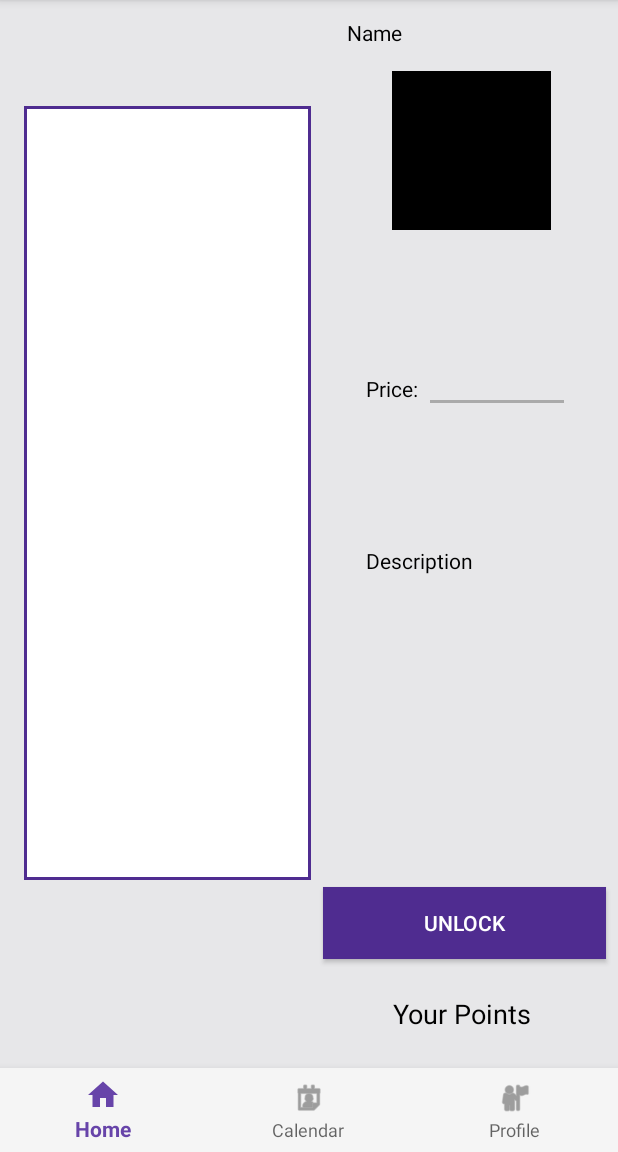
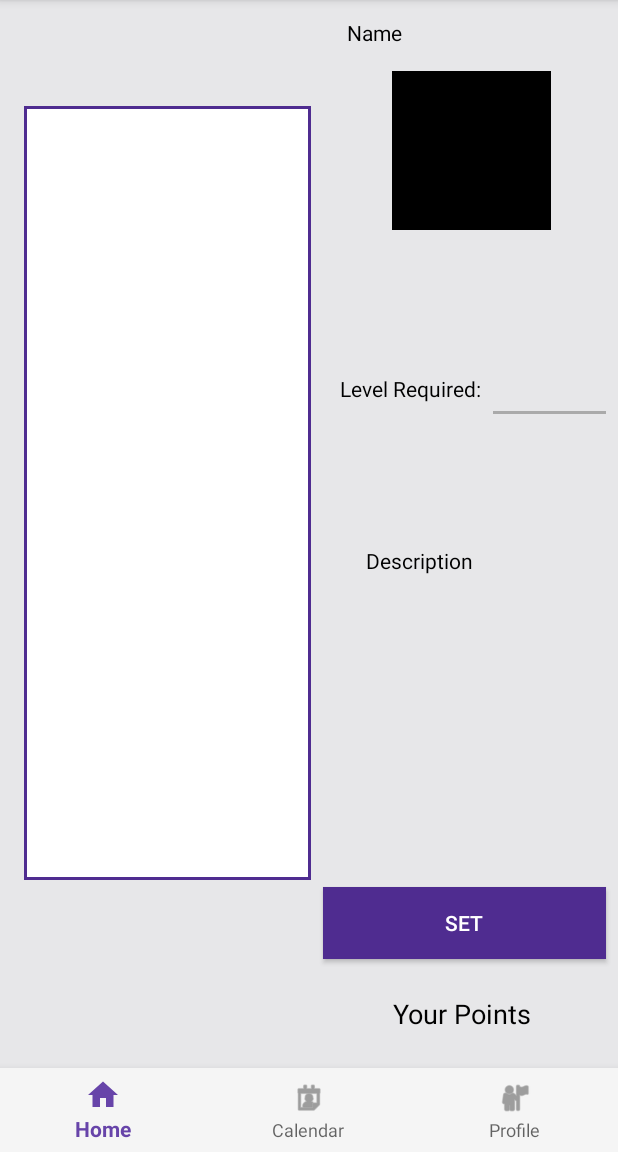
Before and after one commit to kyleguieb/TaskR, an Android app: the Rewards screen opened directly, with no data from a screen before it, on a phone screen of 412 x 824 dp, the part 84-1236 px from its top. Run offline under Robolectric (Android 15) with nearby library versions, the phone set to English and light mode, and no system bars.

Commit message:
Few changes here and there before attempting theme changes for rewards

```diff
--- a/TaskR/app/src/main/java/android/bignerdranch/taskr/Rewards.java
+++ b/TaskR/app/src/main/java/android/bignerdranch/taskr/Rewards.java
@@ -1,13 +1,46 @@
 package android.bignerdranch.taskr;
 
+import android.app.Application;
+import android.content.Intent;
+import android.support.annotation.NonNull;
+import android.support.design.widget.BottomNavigationView;
 import android.support.v7.app.AppCompatActivity;
 import android.os.Bundle;
+import android.view.MenuItem;
 
 public class Rewards extends AppCompatActivity {
+
+    private BottomNavigationView.OnNavigationItemSelectedListener mOnNavigationItemSelectedListener
+            = new BottomNavigationView.OnNavigationItemSelectedListener() {
+
+        @Override
+        public boolean onNavigationItemSelected(@NonNull MenuItem item) {
+            switch (item.getItemId()) {
+                case R.id.navigation_home:
+                    startActivity(new Intent(Rewards.this, MainActivity.class));
+                    return true;
+                case R.id.navigation_dashboard:
+                    startActivity(new Intent(Rewards.this, CalendarActivity.class));
+                    return true;
+                case R.id.navigation_notifications:
+                    startActivity(new Intent(Rewards.this, Profile.class));
+                    return true;
+            }
+            return false;
+        }
+    };
 
     @Override
     protected void onCreate(Bundle savedInstanceState) {
         super.onCreate(savedInstanceState);
+        //setContentView(R.layout.activity_rewards);
+        //getTheme().applyStyle(R.style.AppThemeMint, true);
         setContentView(R.layout.activity_rewards);
+
+        BottomNavigationView navigation = (BottomNavigationView) findViewById(R.id.navigation);
+        navigation.setOnNavigationItemSelectedListener(mOnNavigationItemSelectedListener);
+
     }
+
+
 }
--- a/TaskR/app/src/main/res/layout/activity_rewards.xml
+++ b/TaskR/app/src/main/res/layout/activity_rewards.xml
@@ -8,7 +8,7 @@
     tools:context=".Rewards">
 
     <ScrollView
-        android:id="@+id/scrollView2"
+        android:id="@+id/scrollViewRewards"
         android:layout_width="191dp"
         android:layout_height="516dp"
         android:layout_marginStart="8dp"
@@ -64,10 +64,10 @@
         app:layout_constraintBottom_toTopOf="@+id/navigation"
         app:layout_constraintEnd_toEndOf="parent"
         app:layout_constraintHorizontal_bias="0.474"
-        app:layout_constraintStart_toEndOf="@+id/scrollView2" />
+        app:layout_constraintStart_toEndOf="@+id/scrollViewRewards" />
 
     <TextView
-        android:id="@+id/price"
+        android:id="@+id/levelRequired"
         android:layout_width="wrap_content"
         android:layout_height="wrap_content"
         android:layout_marginStart="8dp"
@@ -76,12 +76,12 @@
         android:layout_marginEnd="8dp"
         android:layout_marginRight="8dp"
         android:layout_marginBottom="8dp"
-        android:text="Price:"
+        android:text="@string/levelReq"
         android:textColor="@android:color/black"
         app:layout_constraintBottom_toTopOf="@+id/rewardDescription"
         app:layout_constraintEnd_toStartOf="@+id/priceCost"
         app:layout_constraintHorizontal_bias="1.0"
-        app:layout_constraintStart_toEndOf="@+id/scrollView2"
+        app:layout_constraintStart_toEndOf="@+id/scrollViewRewards"
         app:layout_constraintTop_toBottomOf="@+id/imageView" />
 
     <ImageView
@@ -95,7 +95,7 @@
         android:layout_marginRight="8dp"
         app:layout_constraintEnd_toEndOf="parent"
         app:layout_constraintHorizontal_bias="0.56"
-        app:layout_constraintStart_toEndOf="@+id/scrollView2"
+        app:layout_constraintStart_toEndOf="@+id/scrollViewRewards"
         app:layout_constraintTop_toBottomOf="@+id/rewardName"
         app:srcCompat="@android:color/black" />
 
@@ -112,23 +112,24 @@
         android:textColor="@android:color/black"
         app:layout_constraintEnd_toEndOf="parent"
         app:layout_constraintHorizontal_bias="0.106"
-        app:layout_constraintStart_toEndOf="@+id/scrollView2"
+        app:layout_constraintStart_toEndOf="@+id/scrollViewRewards"
         app:layout_constraintTop_toTopOf="parent" />
 
     <TextView
         android:id="@+id/priceCost"
-        android:layout_width="89dp"
+        android:layout_width="75dp"
         android:layout_height="19dp"
         android:layout_marginTop="8dp"
-        android:layout_marginEnd="36dp"
-        android:layout_marginRight="36dp"
+        android:layout_marginEnd="8dp"
+        android:layout_marginRight="8dp"
         android:layout_marginBottom="8dp"
         android:background="@drawable/bottomborder"
         android:gravity="center"
         android:textColor="@android:color/black"
         app:layout_constraintBottom_toTopOf="@+id/rewardDescription"
         app:layout_constraintEnd_toEndOf="parent"
-        app:layout_constraintTop_toBottomOf="@+id/imageView" />
+        app:layout_constraintTop_toBottomOf="@+id/imageView"
+        app:layout_constraintVertical_bias="0.545" />
 
     <TextView
         android:id="@+id/rewardDescription"
@@ -141,13 +142,13 @@
         android:layout_marginBottom="208dp"
         android:text="@string/description"
         android:textColor="@android:color/black"
-        app:layout_constraintBottom_toTopOf="@+id/unlockButton"
+        app:layout_constraintBottom_toTopOf="@+id/setButton"
         app:layout_constraintEnd_toEndOf="parent"
         app:layout_constraintHorizontal_bias="0.243"
-        app:layout_constraintStart_toEndOf="@+id/scrollView2" />
+        app:layout_constraintStart_toEndOf="@+id/scrollViewRewards" />
 
     <Button
-        android:id="@+id/unlockButton"
+        android:id="@+id/setButton"
         android:layout_width="0dp"
         android:layout_height="wrap_content"
         android:layout_marginStart="8dp"
@@ -156,11 +157,11 @@
         android:layout_marginRight="8dp"
         android:layout_marginBottom="24dp"
         android:background="@color/colorPrimaryDark"
-        android:text="@string/Unlock"
+        android:text="@string/set"
         android:textColor="@android:color/white"
         app:layout_constraintBottom_toTopOf="@+id/yourPoints"
         app:layout_constraintEnd_toEndOf="parent"
         app:layout_constraintHorizontal_bias="0.0"
-        app:layout_constraintStart_toEndOf="@+id/scrollView2" />
+        app:layout_constraintStart_toEndOf="@+id/scrollViewRewards" />
 
 </android.support.constraint.ConstraintLayout>
--- a/TaskR/app/src/main/res/layout/reward_layout.xml
+++ b/TaskR/app/src/main/res/layout/reward_layout.xml
@@ -28,7 +28,7 @@
         android:layout_marginTop="5dp"
         android:layout_marginEnd="5dp"
         android:layout_marginRight="5dp"
-        android:text="@string/Price"
+        android:text="@string/levelReq"
         android:textColor="@android:color/black"
         android:textSize="16sp" />
 
--- a/TaskR/app/src/main/res/values/colors.xml
+++ b/TaskR/app/src/main/res/values/colors.xml
@@ -9,5 +9,8 @@
     <color name="colorRed">#FF0000</color>
     <color name="colorBlue">#0000FF</color>
     <color name="colorEmptyList">#C4C3C9</color>
+    <color name="mintColorPrimary">#76be2f</color>
+    <color name="mintColorPrimaryDark">#289b23</color>
+    <color name="mintColorAccent">#f9a825</color>
 
 </resources>
--- a/TaskR/app/src/main/res/values/strings.xml
+++ b/TaskR/app/src/main/res/values/strings.xml
@@ -12,8 +12,8 @@
     <string name="description">Description</string>
     <string name="time">Time</string>
     <string name="Name">Name</string>
-    <string name="Price">Price</string>
-    <string name="Unlock">Unlock</string>
+    <string name="levelReq">Level Required:</string>
+    <string name="set">Set</string>
     <string-array name="sort">
         <item>Most Recent</item>
         <item>Completed</item>
--- a/TaskR/app/src/main/res/values/styles.xml
+++ b/TaskR/app/src/main/res/values/styles.xml
@@ -8,4 +8,11 @@
         <item name="colorAccent">@color/colorAccent</item>
     </style>
 
+    <style name="AppThemeMint" parent="Theme.AppCompat.Light.DarkActionBar">
+        <!-- Customize your theme here. -->
+        <item name="colorPrimary">@color/mintColorPrimary</item>
+        <item name="colorPrimaryDark">@color/mintColorPrimaryDark</item>
+        <item name="colorAccent">@color/mintColorAccent</item>
+    </style>
+
 </resources>
```
Also changed, not shown: TaskR/app/src/main/java/android/bignerdranch/taskr/Profile.java (+16 -15 lines), TaskR/app/src/main/res/layout/activity_profile.xml (+11 -0 lines).
